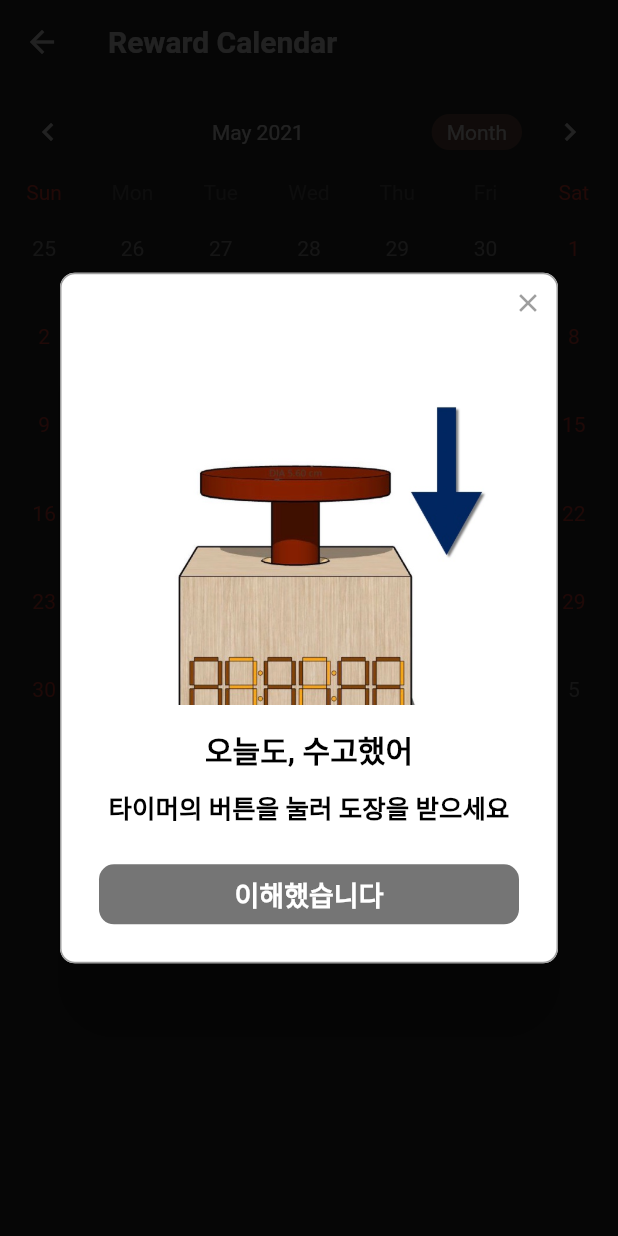
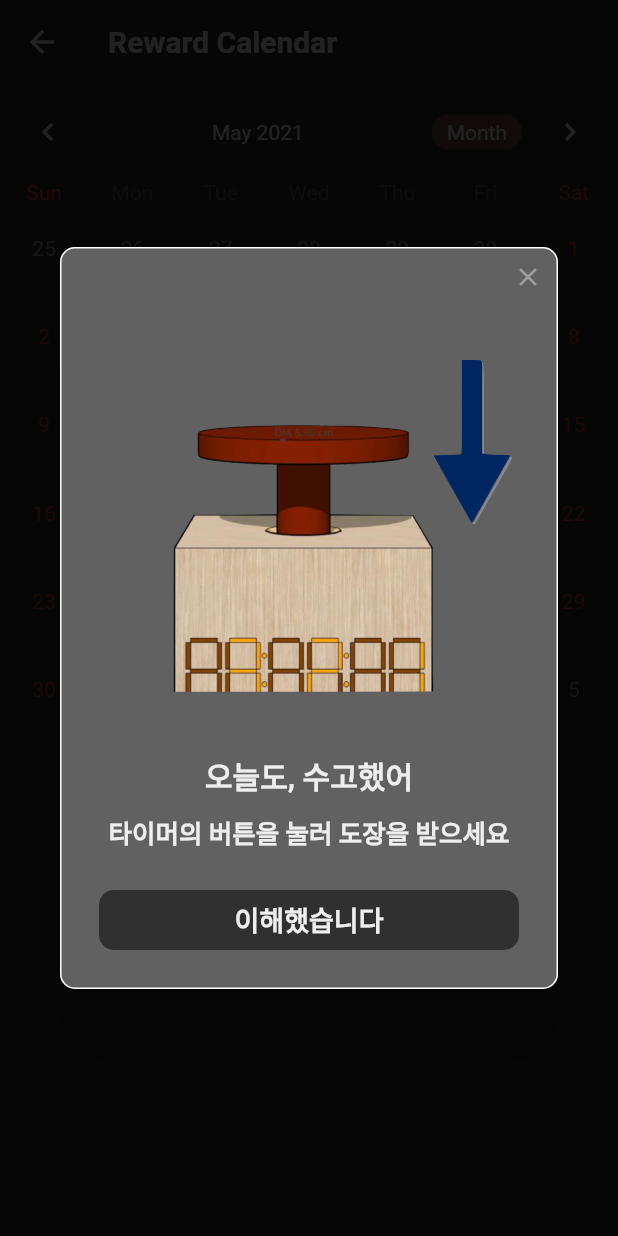
Before and after one commit to potatoCompletion/studyHelper, a Flutter app: the RewardCalendarPage screen opened directly, after a tap on "Reward", on a phone screen of 412 x 824 dp. Run offline on Flutter 3.47's test engine with Material 2 defaults, Android fonts, the phone set to English and light mode, and no system bars; drawn by our look-alikes of rflutter_alert, table_calendar; missing offline and left inert: scratcher.

Commit message:
Update Alert Style

```diff
--- a/lib/ui/calendar/calendar.dart
+++ b/lib/ui/calendar/calendar.dart
@@ -516,20 +516,21 @@ class _RewardCalendarPageState extends State<RewardCalendarPage> {
                     /// button reaction
                     onPressed: () {
                       var alertStyle = AlertStyle(
+                        backgroundColor: Colors.grey[700],
                         descStyle: TextStyle(
-                          color: Colors.black,
+                          color: Colors.grey[200],
                           fontWeight: FontWeight.bold,
                           fontSize: 17.0,
                         ),
                         titleStyle: TextStyle(
-                          color: Colors.black,
+                          color: Colors.grey[200],
                           fontWeight: FontWeight.bold,
                           fontSize: 20.0,
                         ),
                         alertBorder: RoundedRectangleBorder(
                           borderRadius: BorderRadius.circular(10.0),
                           side: BorderSide(
-                            color: Colors.grey,
+                            color: Colors.white,
                           ),
                         ),
                       );
@@ -542,14 +543,18 @@ class _RewardCalendarPageState extends State<RewardCalendarPage> {
                         title: "오늘도, 수고했어",
                         desc: "타이머의 버튼을 눌러 도장을 받으세요",
                         //image: Image.asset("assets\\pushdown.jpg"),
-                        image: Image.asset("assets/pushdown.jpg"),
+                        image: Image.asset("assets/pushdown.PNG",
+                        //height: 170,
+                        //width: 170,
+                        //alignment: Alignment(-1, 0),
+                        ),
                         buttons: [
                           DialogButton(
                             child: Text(
                               "이해했습니다",
                               style: TextStyle(
                                 fontWeight: FontWeight.bold,
-                                color: Colors.white,
+                                color: Colors.grey[200],
                                 fontSize: 18.0,
                               ),
                             ),
@@ -600,7 +605,9 @@ class _RewardCalendarPageState extends State<RewardCalendarPage> {
                                       style: alertStyle,
                                       title: "이대로만 가자!",
                                       desc: "7일 연속 수고했어!",
-                                      image: Image.asset("assets/reward7.png"),
+                                      image: Image.asset("assets/reward7.png",
+                                      color: Colors.grey[600],
+                                      ),
                                       buttons: [
                                         DialogButton(
                                           child: Text(
@@ -636,7 +643,7 @@ class _RewardCalendarPageState extends State<RewardCalendarPage> {
                               setState(() {});
                               return;
                             },
-                            color: Colors.grey[600],
+                            color: Colors.grey[850],
                             radius: BorderRadius.circular(10.0),
                           ),
                         ],
--- a/lib/ui/rewards/tab1.dart
+++ b/lib/ui/rewards/tab1.dart
@@ -26,7 +26,6 @@ class _Tab1State extends State<Tab1> {
     );
   }
 }
-
 BoxDecoration gridState(int index) {
   switch (stampDayCount) {
     case 2:
--- a/pubspec.yaml
+++ b/pubspec.yaml
@@ -53,7 +53,7 @@ flutter:
   assets:
   # Mac/Linux version path
     - assets/cat_sample2.png
-    - assets/pushdown.jpg
+    - assets/pushdown.PNG
     - assets/stamp-sample.png
     - assets/reward7.png
   # Windows version path
```
Also changed, not shown: assets/pushdown.PNG (added), assets/pushdown.jpg (deleted).
